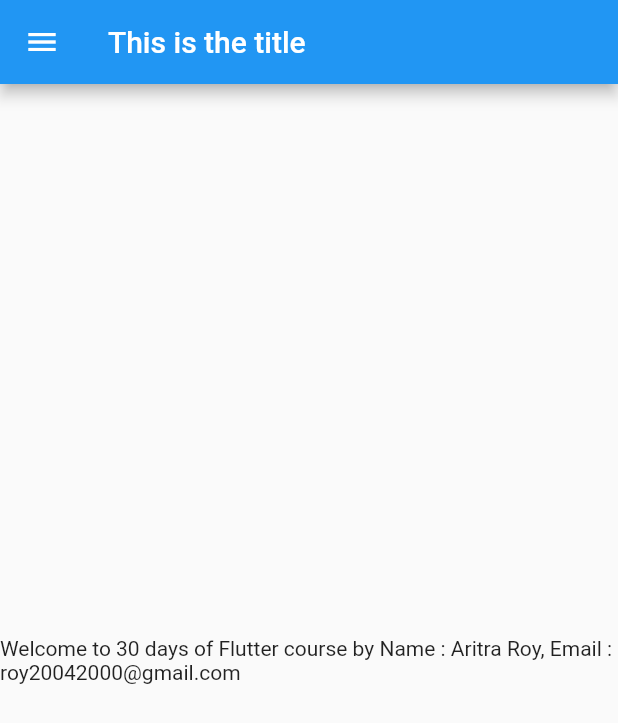
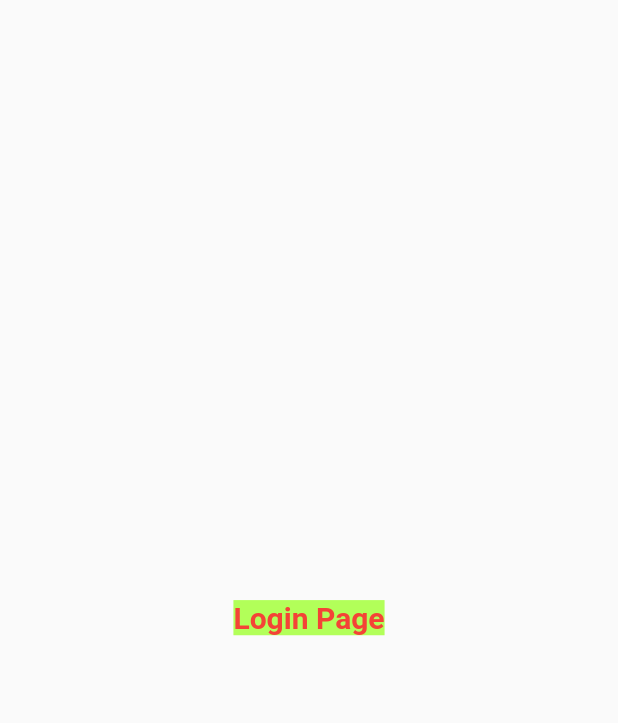
Before and after one commit to theroyaritra/LearningFlutterDevelopment, a Flutter app: the screen it shows after launch, on a phone screen of 412 x 824 dp. Shown: the top 723 px of the screen. Run offline on Flutter 3.47's test engine with Material 2 defaults, Android fonts, the phone set to English and light mode, and no system bars; missing offline and left inert: dart:ffi.

Commit message:
Session 1 Completed

```diff
--- a/first_catalog_application/lib/main.dart
+++ b/first_catalog_application/lib/main.dart
@@ -1,6 +1,8 @@
 /*import 'dart:ffi';*/
-import 'package:first_catalog_application/homepage.dart';
 import 'package:flutter/material.dart';
+import 'package:first_catalog_application/pages/HomePage.dart';
+import 'package:first_catalog_application/pages/LoginPage.dart';
+
 
 void main() {
   runApp(MyApp());
@@ -17,9 +19,22 @@ class MyApp extends StatelessWidget {
     var day = "Tuesday"; // Automically fixes datatype to any type of value
     const pi=3.14; //const datatype values take numerical values, but are unalterable once declared
     final m=5.89; // Its same as const datatype but its value can be changed later
+    bringVegetables(thaila:true);
     return MaterialApp(
-      home: HomePage(),
+      //home: HomePage(),
+      themeMode: ThemeMode.light,
+      theme:ThemeData(primarySwatch: Colors.cyan),
+      darkTheme: ThemeData(brightness:Brightness.light),
+      initialRoute: '/',
+      routes:{
+        "/": (context) => LoginPage(),
+        "/home" : (context) => HomePage(),
+      }
     );
+  }
+
+  bringVegetables({@required thaila,int rupees=500}){
+
   }
 }
 
--- a/first_catalog_application/lib/homepage.dart
+++ b/first_catalog_application/lib/pages/HomePage.dart
@@ -9,7 +9,7 @@ class HomePage extends StatelessWidget {
     final String name = "Name : Aritra Roy, Email : roy20042000@gmail.com";
     return Scaffold(
       appBar: AppBar(
-        title: Text("This is the title")
+        title: Text("Catalog Application")
       ),
         body: Center(
           child: Container(
--- /dev/null
+++ b/first_catalog_application/lib/pages/LoginPage.dart
@@ -0,0 +1,19 @@
+import 'dart:ffi';
+
+import 'package:flutter/material.dart';
+
+class LoginPage extends StatelessWidget {
+  const LoginPage({ Key? key }) : super(key: key);
+
+  @override
+  Widget build(BuildContext context) {
+    return Material(
+      child:Center(
+        child:Text("Login Page",
+        style: TextStyle(fontSize: 20, color:Colors.red, backgroundColor: Colors.lightGreenAccent, fontWeight: FontWeight.bold),
+        ),
+      ),
+
+    );
+  }
+}
```
